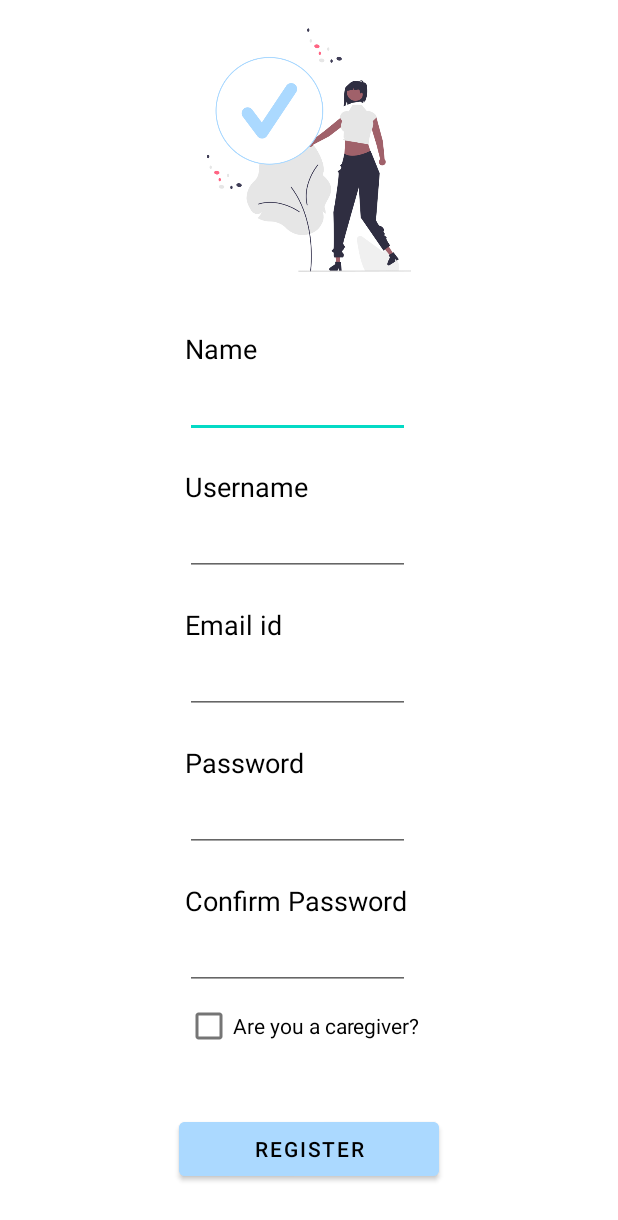
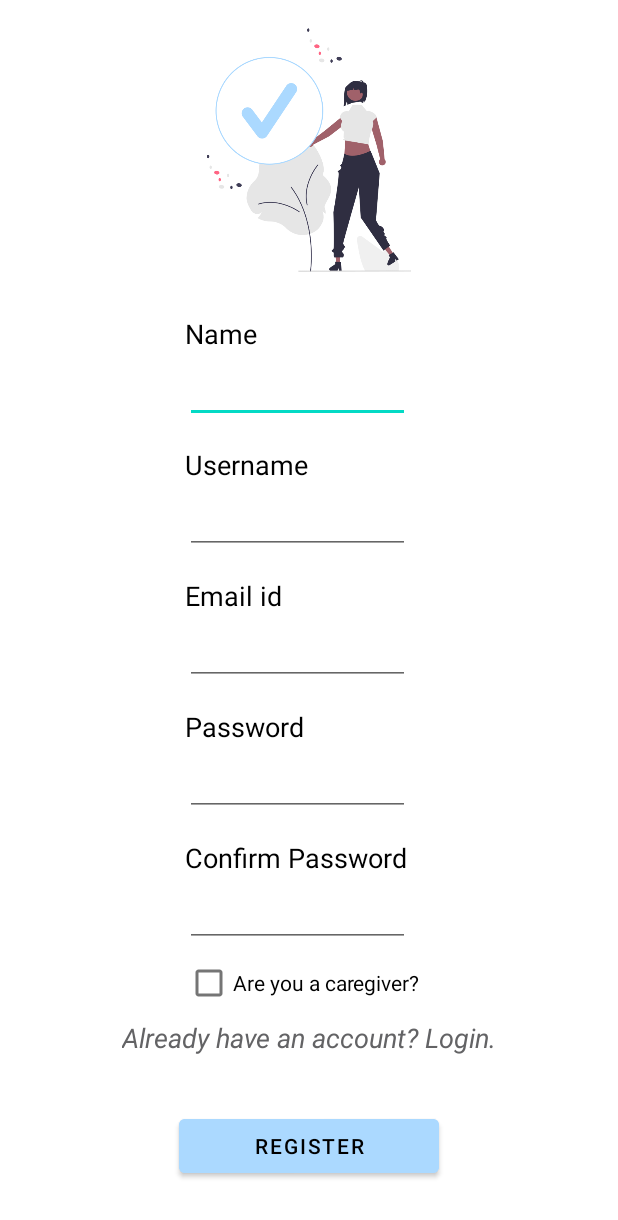
Before and after one commit to RheaAdh/Destress, an Android app: the layout sign_up_screen.xml on its own in the app's theme, with its tools: preview values and no code run, on a phone screen of 412 x 824 dp. Shown: the top 1220 px of the screen. Run offline under Robolectric (Android 15) with nearby library versions, the phone set to English and light mode, and no system bars.

Commit message:
Add navigation from Login to SignUp and vice versa

```diff
--- a/app/src/main/AndroidManifest.xml
+++ b/app/src/main/AndroidManifest.xml
@@ -21,6 +21,10 @@
             android:exported="false" >
         </activity>
         <activity
+            android:name=".SignUp"
+            android:exported="false" >
+        </activity>
+        <activity
             android:name=".LoginActivity"
             android:exported="true" >
             <intent-filter>
--- a/app/src/main/res/layout/sign_up_screen.xml
+++ b/app/src/main/res/layout/sign_up_screen.xml
@@ -23,7 +23,7 @@
 
     <TextView
         android:id="@+id/tvName"
-        android:layout_marginTop="20dp"
+        android:layout_marginTop="10dp"
         android:layout_width="wrap_content"
         android:layout_height="wrap_content"
         android:text="@string/name"
@@ -45,7 +45,7 @@
 
     <TextView
         android:id="@+id/tvUsername"
-        android:layout_marginTop="20dp"
+        android:layout_marginTop="15dp"
         android:layout_width="wrap_content"
         android:layout_height="wrap_content"
         android:text="@string/username_register"
@@ -67,7 +67,7 @@
 
     <TextView
         android:id="@+id/tvEmail"
-        android:layout_marginTop="20dp"
+        android:layout_marginTop="15dp"
         android:layout_width="wrap_content"
         android:layout_height="wrap_content"
         android:text="@string/email_id"
@@ -89,7 +89,7 @@
 
     <TextView
         android:id="@+id/tvPassword"
-        android:layout_marginTop="20dp"
+        android:layout_marginTop="15dp"
         android:layout_width="wrap_content"
         android:layout_height="wrap_content"
         android:text="@string/password_register"
@@ -111,7 +111,7 @@
 
     <TextView
         android:id="@+id/tvConfirmPassword"
-        android:layout_marginTop="20dp"
+        android:layout_marginTop="15dp"
         android:layout_width="wrap_content"
         android:layout_height="wrap_content"
         android:text="@string/confirm_password"
@@ -139,6 +139,18 @@
         app:layout_constraintTop_toBottomOf="@id/etConfirmPassword"
         app:layout_constraintLeft_toLeftOf="@id/guideline_register"/>
 
+    <TextView
+        android:id="@+id/linkToLogin"
+        android:layout_width="wrap_content"
+        android:layout_height="wrap_content"
+        android:text="Already have an account? Login."
+        android:textColor="#636365"
+        android:textSize="18sp"
+        android:textStyle="italic"
+        app:layout_constraintTop_toBottomOf="@id/caregiver_checkbox"
+        app:layout_constraintLeft_toLeftOf="parent"
+        app:layout_constraintRight_toRightOf="parent"/>
+
     <Button
         android:id="@+id/btnRegister"
         android:layout_width="wrap_content"
@@ -147,7 +159,7 @@
         android:text="@string/register"
         android:textColor="@color/black"
         android:backgroundTint="#ABD9FF"
-        app:layout_constraintTop_toBottomOf="@id/caregiver_checkbox"
+        app:layout_constraintTop_toBottomOf="@id/linkToLogin"
         app:layout_constraintLeft_toLeftOf="parent"
         app:layout_constraintRight_toRightOf="parent"
         app:layout_constraintBottom_toBottomOf="parent"/>
```
Also changed, not shown: app/src/main/java/com/example/stressmanagementapp/LoginActivity.java (+13 -1 lines), app/src/main/java/com/example/stressmanagementapp/SignUp.java (added, +27 -0 lines), app/src/main/res/layout/login_screen.xml (+15 -2 lines).
